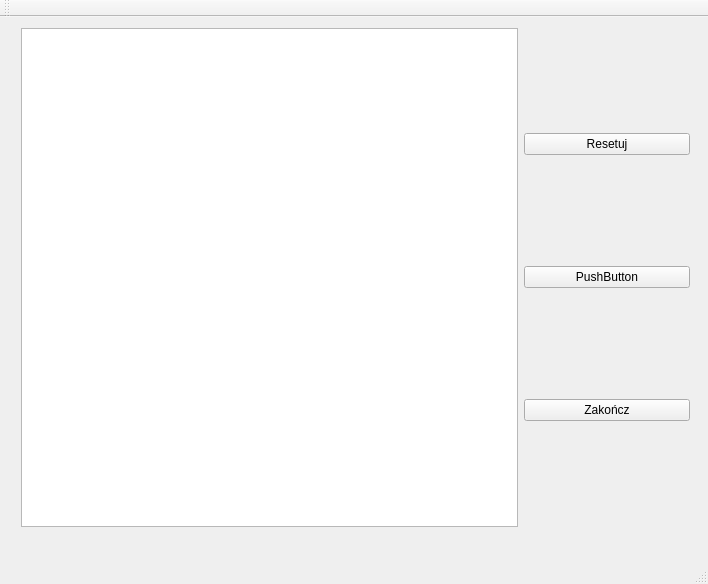
Above: mainwindow.ui from K4rBie/kapitan-ameryka before the change. Below: the same form after it.
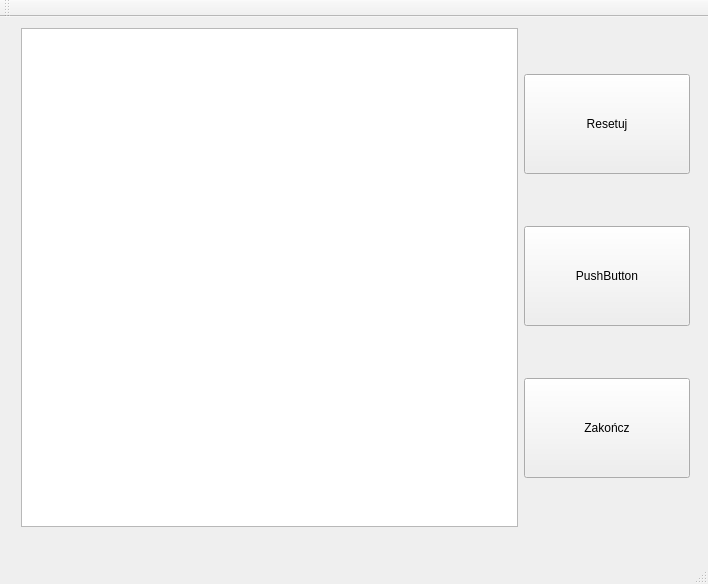
That is the form after the change.

```diff
--- a/mainwindow.ui
+++ b/mainwindow.ui
@@ -82,6 +82,18 @@
       <layout class="QVBoxLayout" name="verticalLayout" stretch="1,1,3">
        <item>
         <widget class="QPushButton" name="resetButton">
+         <property name="sizePolicy">
+          <sizepolicy hsizetype="Minimum" vsizetype="Maximum">
+           <horstretch>1</horstretch>
+           <verstretch>1</verstretch>
+          </sizepolicy>
+         </property>
+         <property name="maximumSize">
+          <size>
+           <width>16777215</width>
+           <height>100</height>
+          </size>
+         </property>
          <property name="text">
           <string>Resetuj</string>
          </property>
@@ -89,6 +101,18 @@
        </item>
        <item>
         <widget class="QPushButton" name="pushButton_2">
+         <property name="sizePolicy">
+          <sizepolicy hsizetype="Minimum" vsizetype="Maximum">
+           <horstretch>1</horstretch>
+           <verstretch>1</verstretch>
+          </sizepolicy>
+         </property>
+         <property name="maximumSize">
+          <size>
+           <width>16777215</width>
+           <height>100</height>
+          </size>
+         </property>
          <property name="text">
           <string>PushButton</string>
          </property>
@@ -96,6 +120,18 @@
        </item>
        <item>
         <widget class="QPushButton" name="quitButton">
+         <property name="sizePolicy">
+          <sizepolicy hsizetype="Minimum" vsizetype="Maximum">
+           <horstretch>1</horstretch>
+           <verstretch>1</verstretch>
+          </sizepolicy>
+         </property>
+         <property name="maximumSize">
+          <size>
+           <width>1000</width>
+           <height>100</height>
+          </size>
+         </property>
          <property name="text">
           <string>Zakończ</string>
          </property>
```
